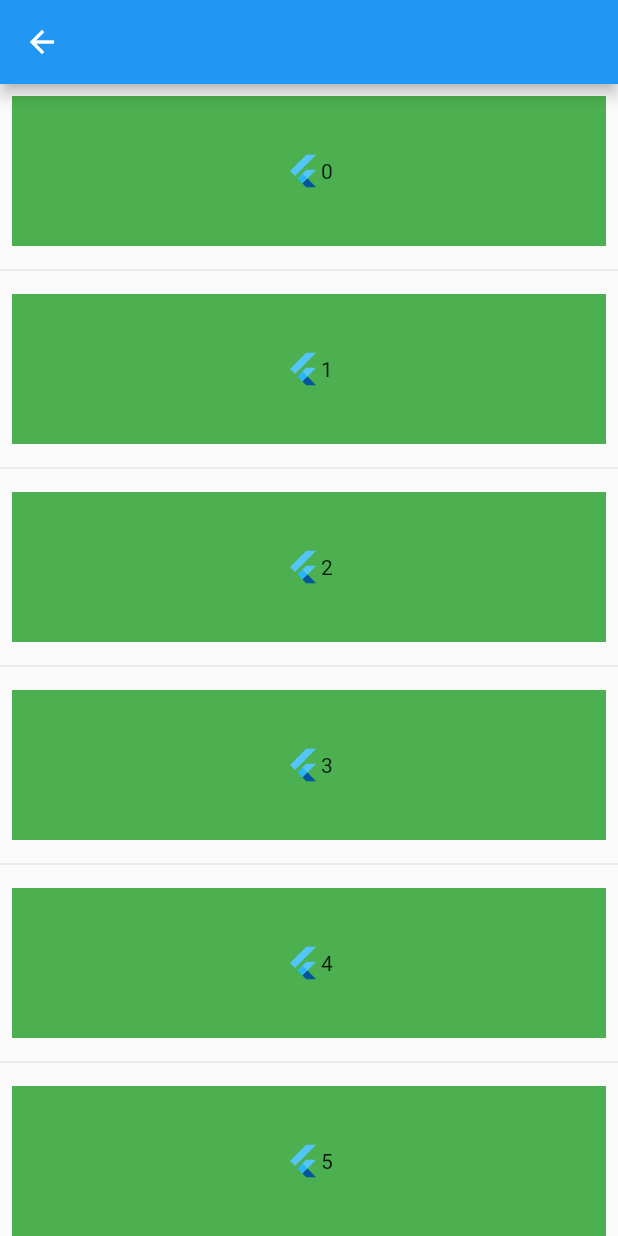
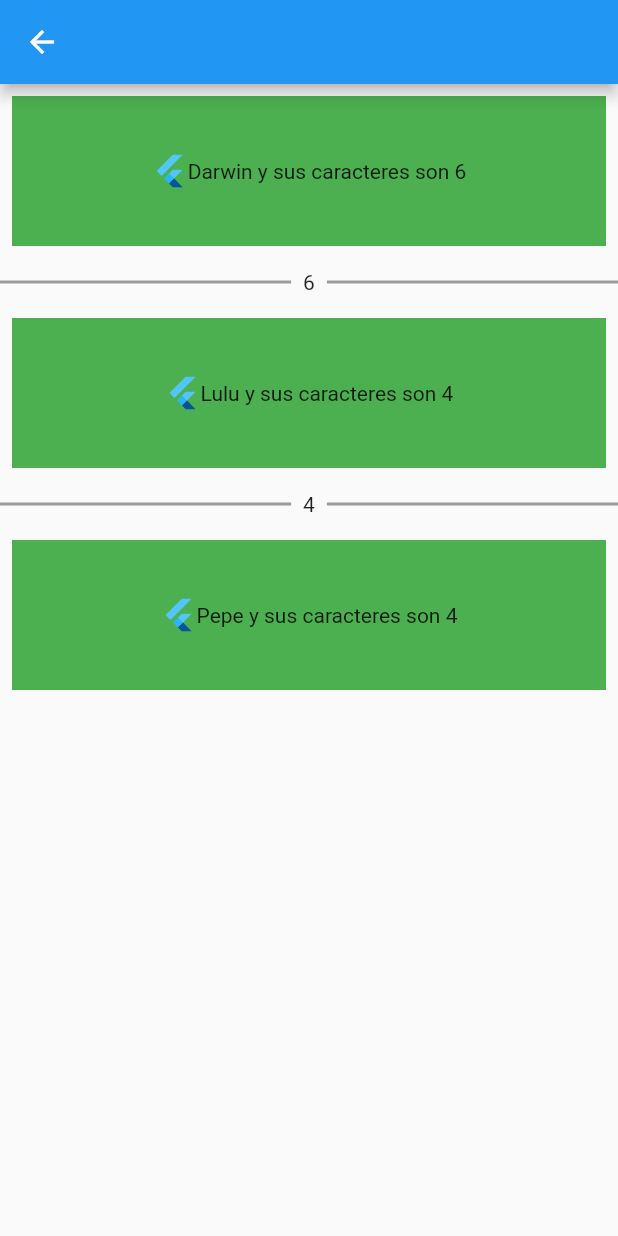
Before and after one commit to AlanCasasArevalo/Widgets-Flutter, a Flutter app: the MyListViewBuilder screen opened directly, on a phone screen of 412 x 824 dp. Run offline on Flutter 3.47's test engine with Material 2 defaults, Android fonts, the phone set to English and light mode, and no system bars.

Commit message:
MyListView

```diff
--- a/lib/widgets/list_view_builder.dart
+++ b/lib/widgets/list_view_builder.dart
@@ -3,16 +3,36 @@ import 'package:flutter/material.dart';
 class MyListViewBuilder extends StatelessWidget {
   @override
   Widget build(BuildContext context) {
+    const names = ["Darwin", "Lulu", "Pepe"];
+
     return Scaffold(
       appBar: AppBar(),
-      // Creando el ListView como un builder evitamos problemas de renderimiento, lo que permite crear listas muy muy grandes, con imagenes sonidos videos etc y solo renderiza las 3 celdas siguientes que serian mostradas, por tanto evita que el sistema se sobrecargue
       body: ListView.separated(
         separatorBuilder: (_, int index) {
-          // Aqui podemos devolver cualquier tipo de widget, container, column, rows lo que queramos
-          return Divider();
+          return Row(
+            children: [
+              Expanded(
+                child: Container(
+                  color: Colors.black38,
+                  height: 2,
+                ),
+              ),
+              Padding(
+                padding: EdgeInsets.all(8),
+                child: Text("${names[index].length}"),
+              ),
+              Expanded(
+                child: Container(
+                  color: Colors.black38,
+                  height: 2,
+                ),
+              ),
+            ],
+          );
         },
         itemBuilder: (BuildContext context, int index) {
           print("🧨 $index");
+          final nameModel = names[index];
           return Container(
             height: 100,
             margin: EdgeInsets.all(8),
@@ -21,13 +41,13 @@ class MyListViewBuilder extends StatelessWidget {
               mainAxisAlignment: MainAxisAlignment.center,
               children: [
                 FlutterLogo(),
-                Text("$index")
+                Text("$nameModel y sus caracteres son ${nameModel.length}")
               ],
             ),
             alignment: Alignment.center,
           );
         },
-        itemCount: 10000,
+        itemCount: names.length,
       ),
     );
   }
```
